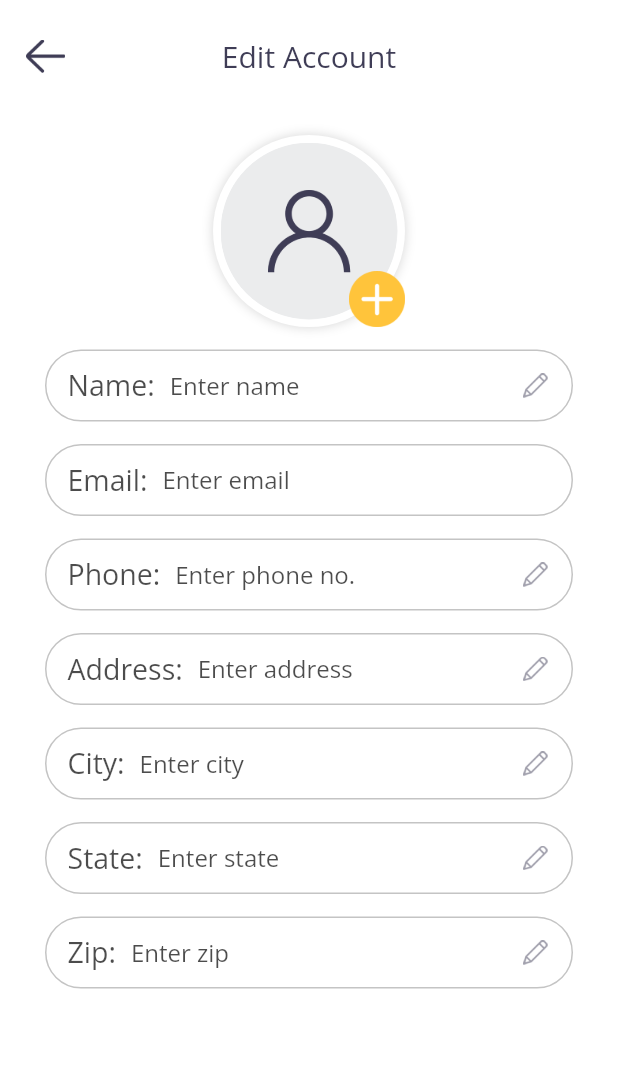
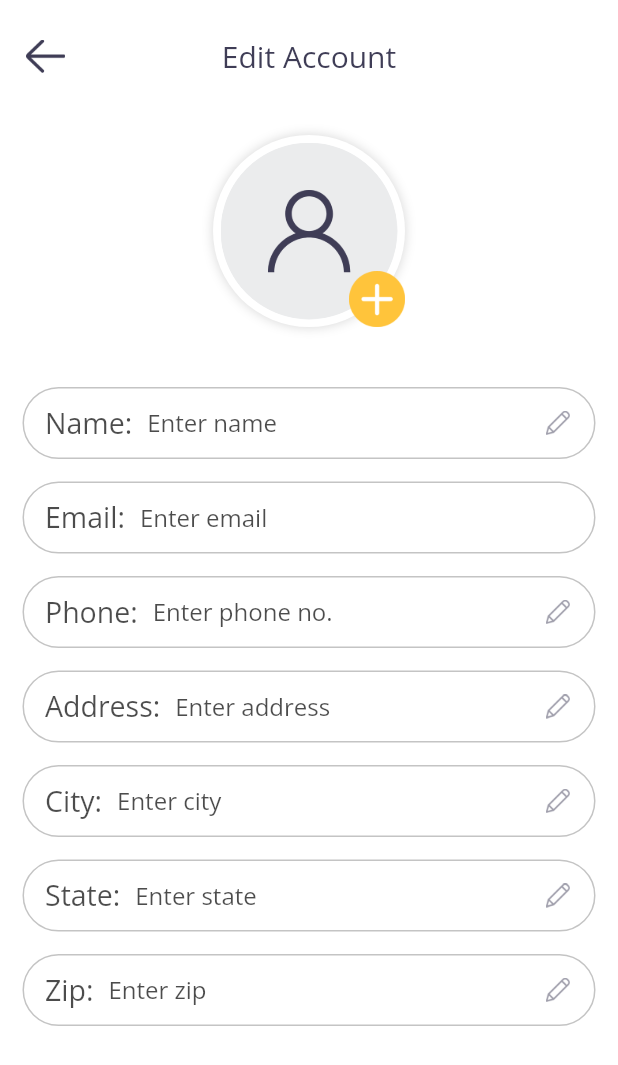
Before and after one commit to Ahad2222/vip_picnic, a Flutter app: the EditProfile screen opened by its route, on a phone screen of 412 x 824 dp. Shown: the top 1065 px of the screen. Run offline on Flutter 3.47's test engine with Material 2 defaults, Android fonts, the phone set to English and light mode, and no system bars; our stand-ins replace chewie, cloud_firestore, firebase_auth, firebase_core, firebase_dynamic_links, firebase_messaging and 17 more; missing offline and left inert: dart:ffi, flutter_facebook_auth, flutter_uploader, shared_preferences_android, shared_preferences_ios, video_thumbnail; accounts and stored records are empty; network calls fail.

Commit message:
Bottom Sheet issue fixed.

```diff
--- a/lib/view/profile/edit_profile.dart
+++ b/lib/view/profile/edit_profile.dart
@@ -81,7 +81,7 @@ class _EditProfileState extends State<EditProfile> {
         shrinkWrap: true,
         physics: BouncingScrollPhysics(),
         padding: EdgeInsets.symmetric(
-          horizontal: 30,
+          horizontal: 15,
           vertical: 15,
         ),
         children: [
@@ -96,7 +96,7 @@ class _EditProfileState extends State<EditProfile> {
           //   color: kSecondaryColor,
           // ),
           SizedBox(
-            height: 15,
+            height: 40,
           ),
           ETextField(
             labelText: 'Name:',
--- a/lib/view/widget/edit_bottom_sheet.dart
+++ b/lib/view/widget/edit_bottom_sheet.dart
@@ -10,7 +10,9 @@ Widget bottomSheetForEdit(
   Widget? selectedField,
   VoidCallback? onSave,
 }) {
-  return Container(
+  return Padding(
+    padding: MediaQuery.of(context).viewInsets,
+    child: Container(
       height: 200,
       padding: EdgeInsets.symmetric(
         horizontal: 30,
@@ -50,5 +52,6 @@ Widget bottomSheetForEdit(
           ),
         ],
       ),
+    ),
   );
 }
```
Also changed, not shown: pubspec.lock. Lines whose indentation alone changed are shown as unchanged.
